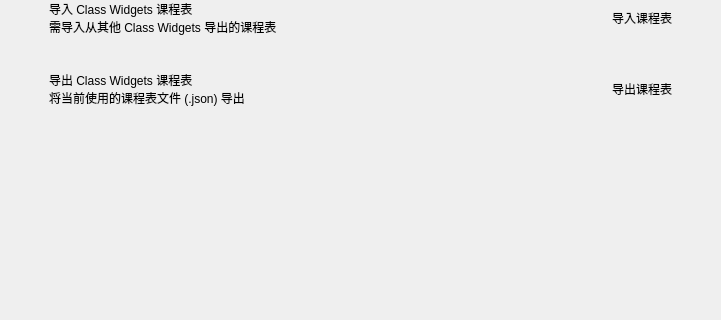
The window that menu-configs.ui (RinLit-233-shiroko/Class-Widgets) describes before a commit, drawn with Qt 5; both pictures show x 0 to 721 and y 106 to 426 of the 721 by 814 pixel window.
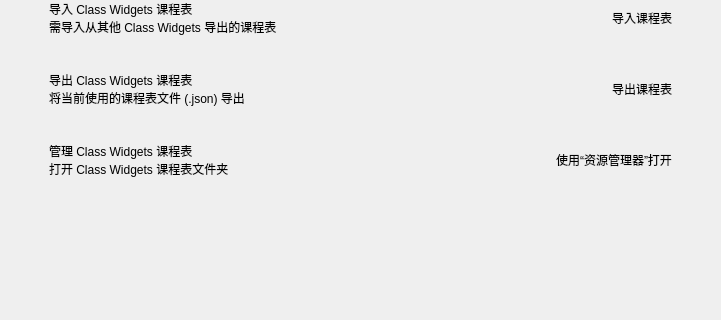
The same window after the commit. Custom widgets are drawn as their Qt base class.

What changed in the file:
```diff
--- a/menu-configs.ui
+++ b/menu-configs.ui
@@ -182,6 +182,64 @@
            </layout>
           </widget>
          </item>
+         <item>
+          <widget class="CardWidget" name="CardWidget_7">
+           <property name="minimumSize">
+            <size>
+             <width>0</width>
+             <height>60</height>
+            </size>
+           </property>
+           <layout class="QHBoxLayout" name="horizontalLayout_7">
+            <property name="leftMargin">
+             <number>16</number>
+            </property>
+            <property name="topMargin">
+             <number>16</number>
+            </property>
+            <property name="rightMargin">
+             <number>16</number>
+            </property>
+            <property name="bottomMargin">
+             <number>16</number>
+            </property>
+            <item>
+             <layout class="QVBoxLayout" name="verticalLayout_11">
+              <property name="spacing">
+               <number>0</number>
+              </property>
+              <item>
+               <widget class="StrongBodyLabel" name="StrongBodyLabel_7">
+                <property name="sizePolicy">
+                 <sizepolicy hsizetype="Expanding" vsizetype="Preferred">
+                  <horstretch>0</horstretch>
+                  <verstretch>0</verstretch>
+                 </sizepolicy>
+                </property>
+                <property name="text">
+                 <string>管理 Class Widgets 课程表</string>
+                </property>
+               </widget>
+              </item>
+              <item>
+               <widget class="CaptionLabel" name="CaptionLabel_6">
+                <property name="text">
+                 <string>打开 Class Widgets 课程表文件夹</string>
+                </property>
+               </widget>
+              </item>
+             </layout>
+            </item>
+            <item>
+             <widget class="PushButton" name="open_schedule_folder">
+              <property name="text">
+               <string>使用“资源管理器”打开</string>
+              </property>
+             </widget>
+            </item>
+           </layout>
+          </widget>
+         </item>
         </layout>
        </item>
        <item>
```
